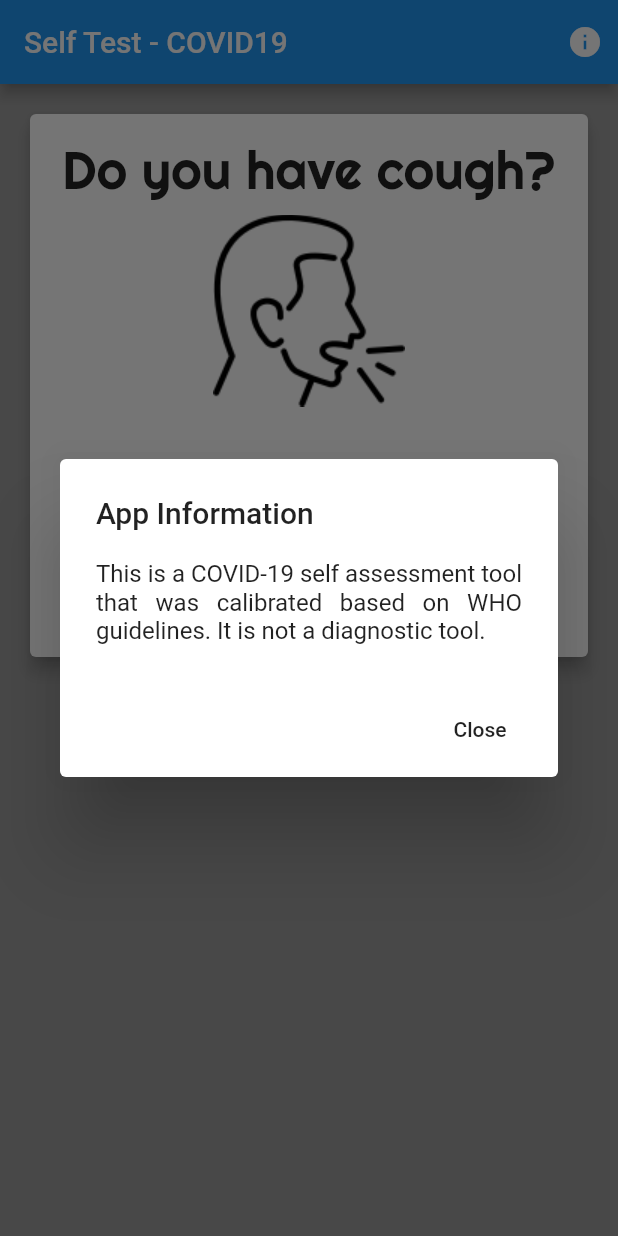
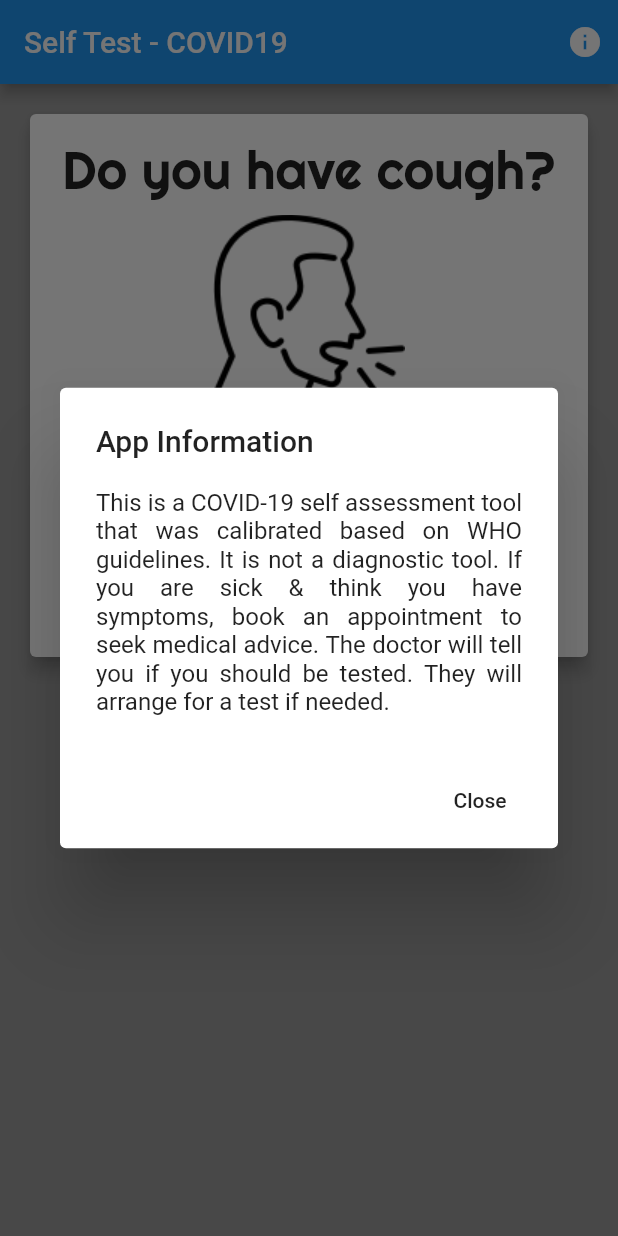
Before and after one commit to patelprashant/self_check_covid19, a Flutter app: the screen it shows after launch, after a tap on the "info" icon, on a phone screen of 412 x 824 dp. Run offline on Flutter 3.47's test engine with Material 2 defaults, Android fonts, the light colour scheme and no system bars; our stand-ins replace google_fonts.

Commit message:
Updated the info text and added screenshots

```diff
--- a/lib/widgets/info_dialog.dart
+++ b/lib/widgets/info_dialog.dart
@@ -14,7 +14,9 @@ class InfoDialog extends StatelessWidget {
           children: <Widget>[
             Text(
               'This is a COVID-19 self assessment tool that was calibrated based '
-              'on WHO guidelines. It is not a diagnostic tool.',
+                  'on WHO guidelines. It is not a diagnostic tool. If you are sick & '
+                  'think you have symptoms, book an appointment to seek medical advice. '
+                  'The doctor will tell you if you should be tested. They will arrange for a test if needed.',
               textAlign: TextAlign.justify,
             ),
           ],
```
Also changed, not shown: 1 other file.
